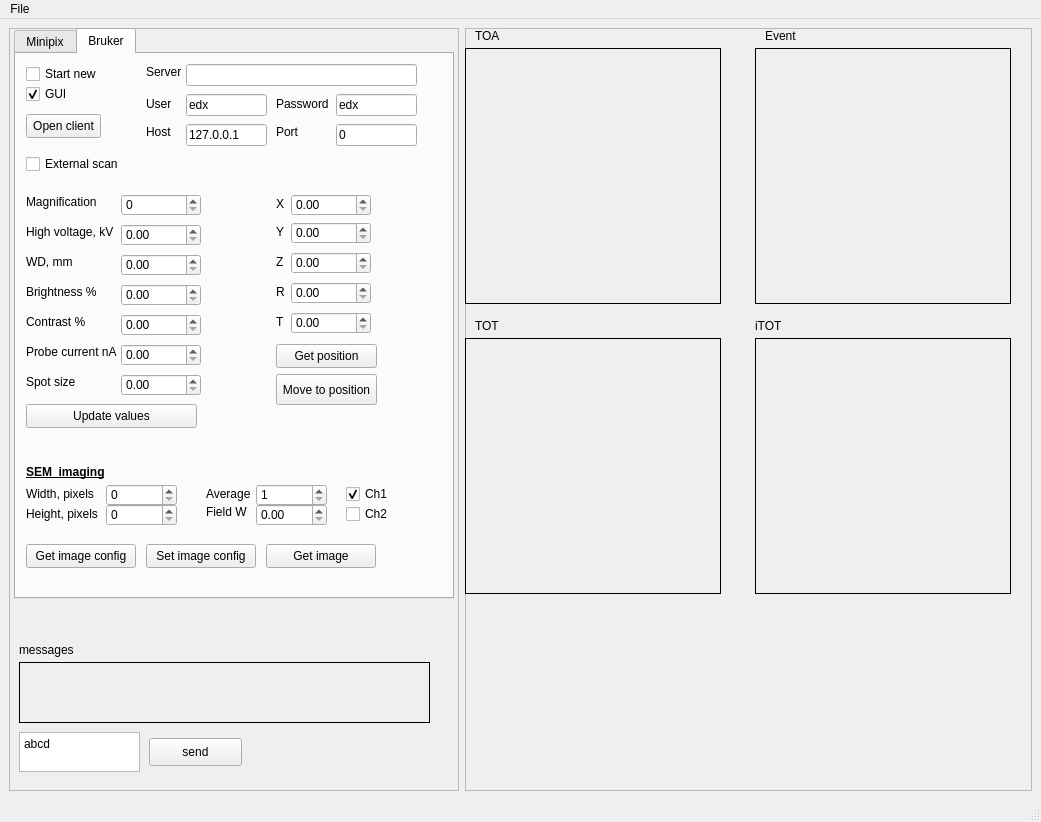
First picture: the form in qtdesigner_files/minipix_gui__v3.ui, repository gorliks/MiniPIX, before the edit.
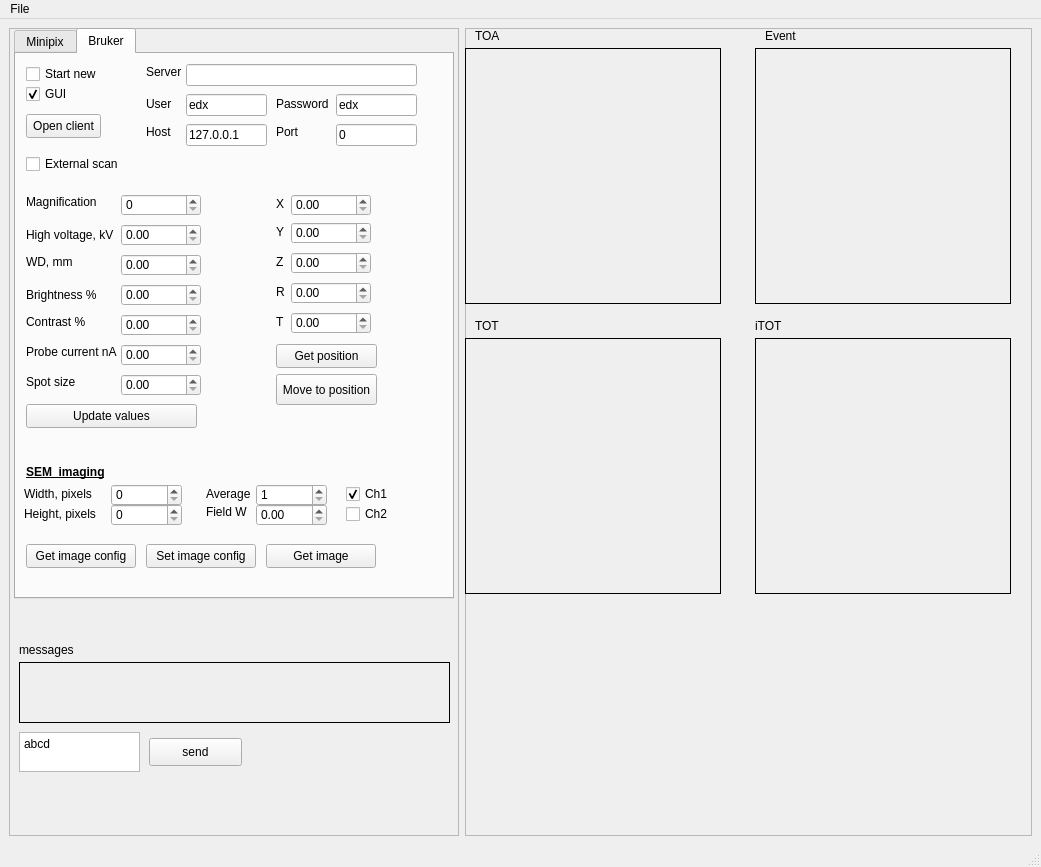
Second picture: the form after the edit.

Patch:
```diff
--- a/qtdesigner_files/minipix_gui__v3.ui
+++ b/qtdesigner_files/minipix_gui__v3.ui
@@ -7,7 +7,7 @@
     <x>0</x>
     <y>0</y>
     <width>1041</width>
-    <height>822</height>
+    <height>867</height>
    </rect>
   </property>
   <property name="windowTitle">
@@ -46,7 +46,7 @@
         <rect>
          <x>10</x>
          <y>634</y>
-         <width>411</width>
+         <width>431</width>
          <height>61</height>
         </rect>
        </property>
@@ -116,7 +116,7 @@
        <property name="geometry">
         <rect>
          <x>10</x>
-         <y>716</y>
+         <y>765</y>
          <width>201</width>
          <height>21</height>
         </rect>
@@ -569,7 +569,7 @@
           <rect>
            <x>260</x>
            <y>42</y>
-           <width>55</width>
+           <width>61</width>
            <height>16</height>
           </rect>
          </property>
@@ -670,7 +670,7 @@
           <rect>
            <x>10</x>
            <y>10</y>
-           <width>77</width>
+           <width>81</width>
            <height>20</height>
           </rect>
          </property>
@@ -745,7 +745,7 @@
            <x>10</x>
            <y>170</y>
            <width>101</width>
-           <height>16</height>
+           <height>21</height>
           </rect>
          </property>
          <property name="text">
@@ -807,7 +807,7 @@
            <x>10</x>
            <y>230</y>
            <width>101</width>
-           <height>16</height>
+           <height>21</height>
           </rect>
          </property>
          <property name="text">
@@ -1066,7 +1066,7 @@
         <widget class="QSpinBox" name="spinBox_width_pixels">
          <property name="geometry">
           <rect>
-           <x>90</x>
+           <x>95</x>
            <y>430</y>
            <width>71</width>
            <height>22</height>
@@ -1082,9 +1082,9 @@
         <widget class="QLabel" name="label_30">
          <property name="geometry">
           <rect>
-           <x>10</x>
+           <x>8</x>
            <y>432</y>
-           <width>75</width>
+           <width>81</width>
            <height>16</height>
           </rect>
          </property>
@@ -1095,9 +1095,9 @@
         <widget class="QLabel" name="label_31">
          <property name="geometry">
           <rect>
-           <x>10</x>
+           <x>8</x>
            <y>452</y>
-           <width>75</width>
+           <width>81</width>
            <height>16</height>
           </rect>
          </property>
@@ -1108,7 +1108,7 @@
         <widget class="QSpinBox" name="spinBox_height_pixels">
          <property name="geometry">
           <rect>
-           <x>90</x>
+           <x>95</x>
            <y>450</y>
            <width>71</width>
            <height>22</height>
@@ -1423,7 +1423,7 @@
        <property name="geometry">
         <rect>
          <x>10</x>
-         <y>705</y>
+         <y>760</y>
          <width>431</width>
          <height>31</height>
         </rect>
```
Left out of the diff: 6 changed lines with no effect on the pictures.
